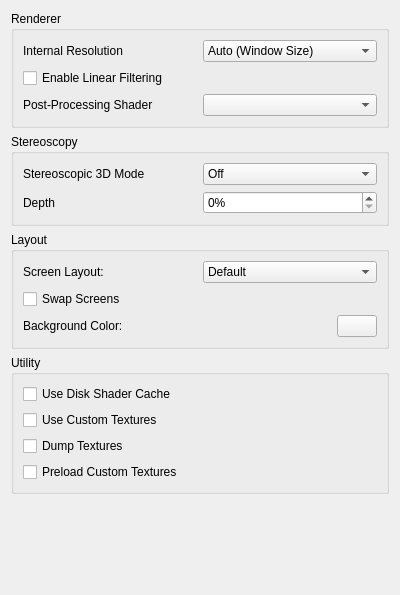
The window that src/citra_qt/configuration/configure_enhancements.ui (PabloMK7/citra) describes before a commit, drawn with Qt 5.
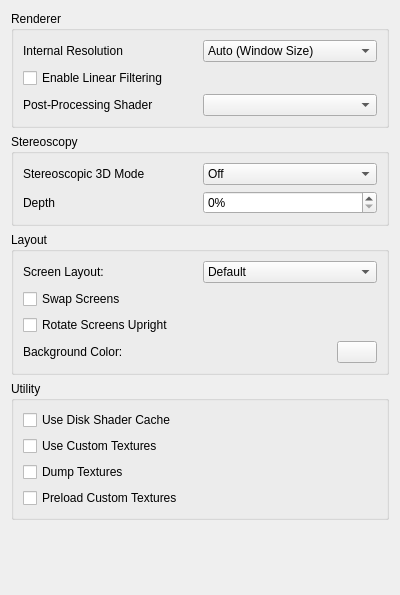
The same window after the commit.

Commit message:
Implementation of screen rotation without use of additional layouts. This is based on what was done using additional layouts, but modified to have a variable to control rotation and making it so Single Screen Layout behaves like Upright Single would, and Default Layout behaves like Upright Double would, when the new variable is used.
Large Layout and Side Layout currently ignore the new variable.
New variable still currently doesn't have a hotkey.

Patch:
```diff
--- a/src/citra_qt/configuration/configure_enhancements.ui
+++ b/src/citra_qt/configuration/configure_enhancements.ui
@@ -239,6 +239,13 @@
         </property>
        </widget>
       </item>
+      <item>
+       <widget class="QCheckBox" name="upright_screen">
+        <property name="text">
+         <string>Rotate Screens Upright</string>
+        </property>
+       </widget>
+      </item>
       <item>
        <layout class="QHBoxLayout" name="horizontalLayout_6">
         <item>
```
The commit also changes 13 other files.
